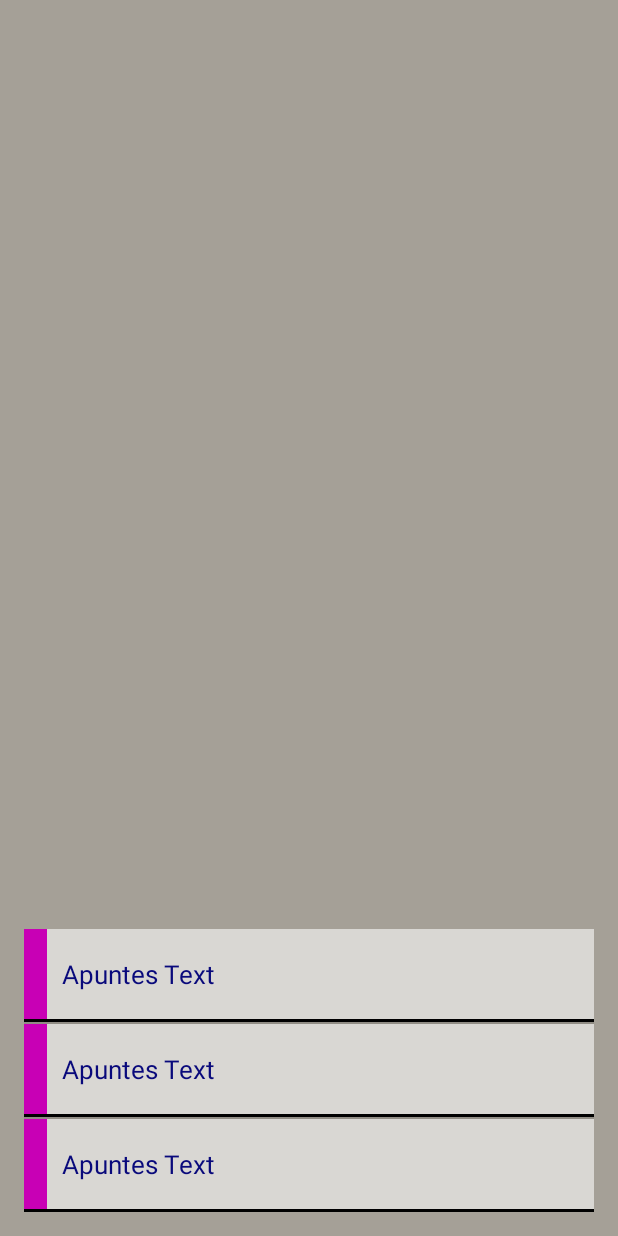
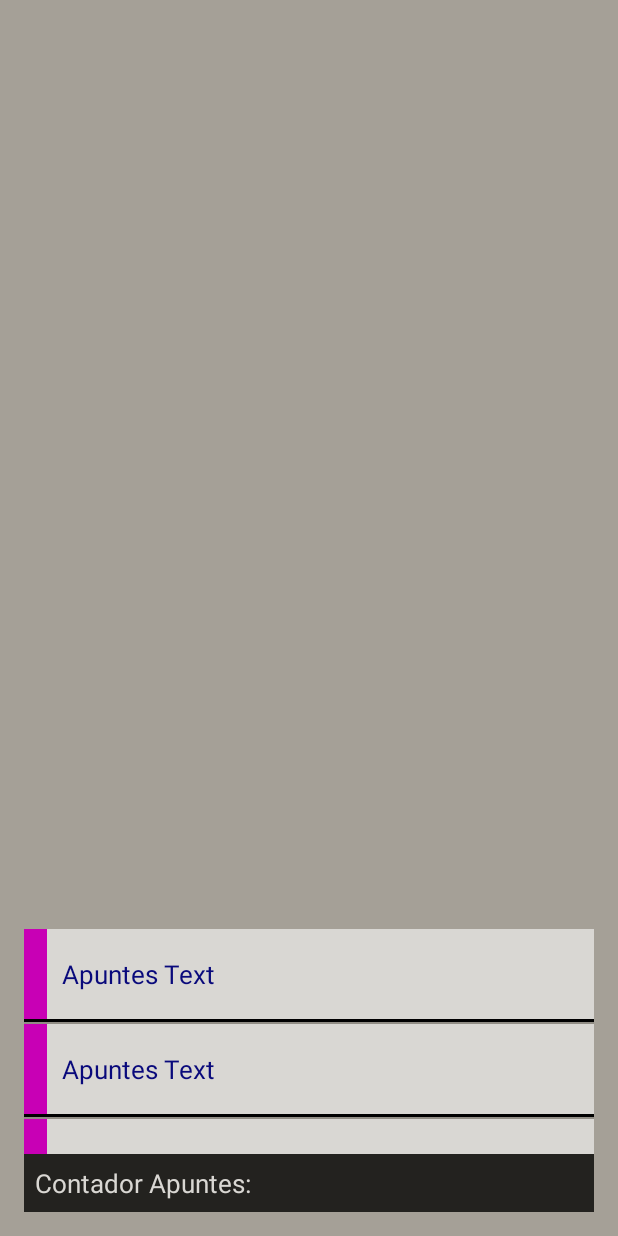
Before and after one commit to Diegobalay1/MisApuntes, an Android app: the layout content_apuntes.xml on its own in the app's theme, with its tools: preview values and no code run, on a phone screen of 412 x 824 dp. Run offline under Robolectric (Android 15) with nearby library versions, the phone set to English and light mode, and no system bars.

Commit message:
Añadido un TextView, para en un futuro contabilizar los Mensajes Apuntados disponibles

```diff
--- a/app/src/main/res/layout/content_apuntes.xml
+++ b/app/src/main/res/layout/content_apuntes.xml
@@ -21,4 +21,19 @@
         tools:listitem="@layout/apuntes_row"
         android:layout_alignParentBottom="true"
         android:layout_alignParentEnd="true"/>
+
+    <TextView
+        android:id="@+id/text_contador"
+        android:background="@color/negro_alpha"
+        android:textColor="@color/blanco_roto"
+        android:padding="7dp"
+        android:textSize="17sp"
+        android:layout_width="match_parent"
+        android:layout_height="wrap_content"
+        android:textAppearance="?android:attr/textAppearanceLarge"
+        android:text="@string/contador_apuntes"
+        android:layout_alignBottom="@+id/apuntes_list_view"
+        android:layout_centerHorizontal="true"/>
+
+
 </RelativeLayout>
--- a/app/src/main/res/values/colors.xml
+++ b/app/src/main/res/values/colors.xml
@@ -8,4 +8,5 @@
     <color name="azul_oscuro">#09097B</color>
     <color name="gris_claro">#a5a097</color>
     <color name="blanco_roto">#d9d7d3</color>
+    <color name="negro_alpha">#23221f</color>
 </resources>
--- a/app/src/main/res/values/strings.xml
+++ b/app/src/main/res/values/strings.xml
@@ -4,4 +4,5 @@
     <string name="apuntes_text">Apuntes Text</string>
     <string name="nuevo_aviso">nuevo Apunte</string>
     <string name="salir_aviso">salir</string>
+    <string name="contador_apuntes">Contador Apuntes:</string>
 </resources>
```
Also changed, not shown: app/src/main/java/es/diego3l/misapuntes/Apunte.java (added, +42 -0 lines), app/src/main/java/es/diego3l/misapuntes/ApuntesDBAdapter.java (added, +19 -0 lines).
